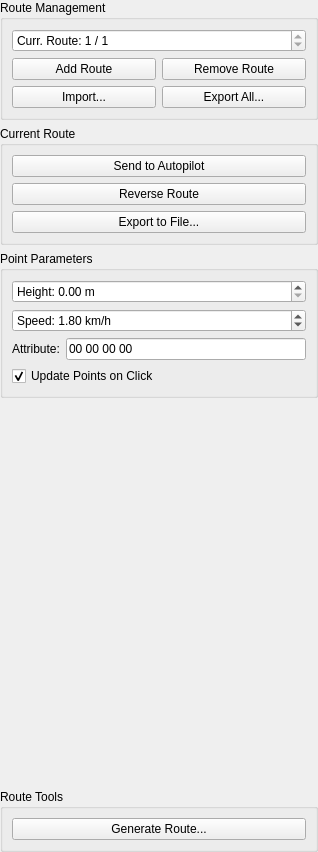
Qt form userinterface/planui.ui (RISE-Dependable-Transport-Systems/WayWise) before a commit.
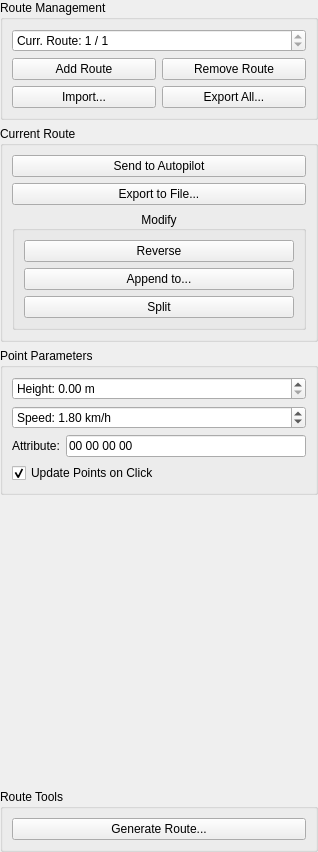
The same form after that commit.

Commit message:
Merge and split buttons (#41)
Naming adjustments following comment from pull request #39. Button added for appending current route to a selected routed. Button added for splitting a route.

Patch:
```diff
--- a/userinterface/planui.ui
+++ b/userinterface/planui.ui
@@ -112,17 +112,46 @@
        </widget>
       </item>
       <item>
-       <widget class="QPushButton" name="Reverse">
+       <widget class="QPushButton" name="exportCurrentRouteButton">
         <property name="text">
-         <string>Reverse Route</string>
+         <string>Export to File...</string>
         </property>
        </widget>
       </item>
       <item>
-       <widget class="QPushButton" name="exportCurrentRouteButton">
-        <property name="text">
-         <string>Export to File...</string>
+       <widget class="QGroupBox" name="groupBox_4">
+        <property name="title">
+         <string>Modify</string>
         </property>
+        <property name="alignment">
+         <set>Qt::AlignCenter</set>
+        </property>
+        <layout class="QVBoxLayout" name="verticalLayout_6">
+         <item>
+          <widget class="QPushButton" name="reverseButton">
+           <property name="text">
+            <string>Reverse</string>
+           </property>
+          </widget>
+         </item>
+         <item>
+          <widget class="QPushButton" name="appendButton">
+           <property name="text">
+            <string>Append to...</string>
+           </property>
+          </widget>
+         </item>
+         <item>
+          <widget class="QPushButton" name="splitButton">
+           <property name="toolTip">
+            <string>Route must contain at least two points to be split.</string>
+           </property>
+           <property name="text">
+            <string>Split</string>
+           </property>
+          </widget>
+         </item>
+        </layout>
        </widget>
       </item>
      </layout>
```
The commit also changes 4 other files.
